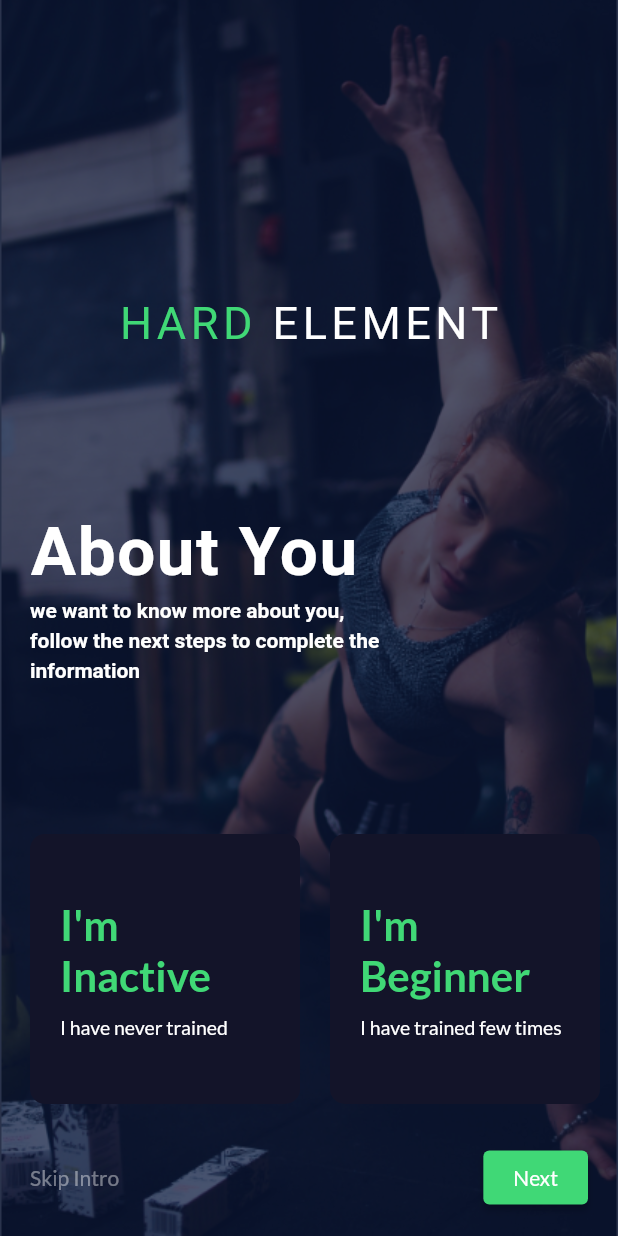
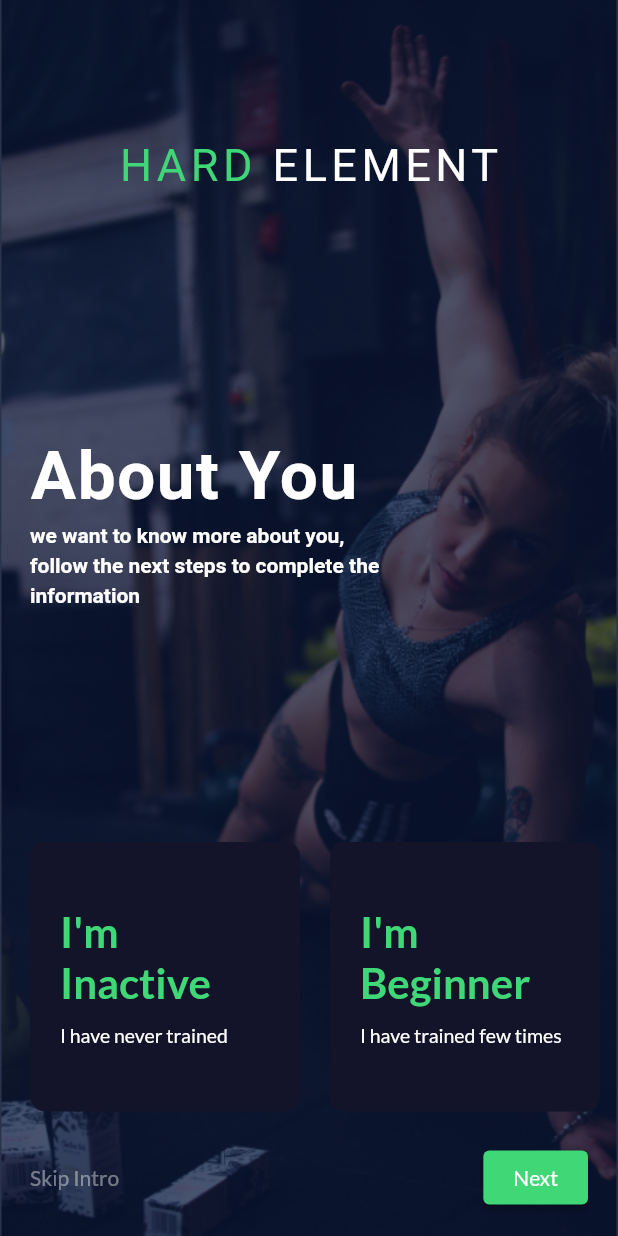
Before and after one commit to anasfik/work-out-mobile-app, a Flutter app: the screen it shows after launch, after a tap on "Get Started", on a phone screen of 412 x 824 dp. Run offline on Flutter 3.47's test engine with Material 2 defaults, Android fonts, the phone set to English and light mode, and no system bars; drawn by our look-alikes of delayed_display; our stand-ins replace cloud_firestore, firebase_auth, firebase_core, firebase_storage, flutter_spinkit, get and 2 more; accounts and stored records are empty.

Commit message:
Refactored, replaced the hardcoded sizingBox

```diff
--- a/lib/inAppData/showDelayController.dart
+++ b/lib/inAppData/showDelayController.dart
@@ -4,7 +4,7 @@ class DelayHelper {
     this.differenceBetweenDelays = 100,
   });
   int initialDelay, differenceBetweenDelays;
-  static int order = 0;
+  int order = 0;
   Duration getDelayDuration() {
     return Duration(
       milliseconds: initialDelay + (differenceBetweenDelays * order++),
--- a/lib/main.dart
+++ b/lib/main.dart
@@ -1,5 +1,3 @@
-import 'package:device_preview/device_preview.dart';
-import 'package:flutter/foundation.dart';
 import "package:flutter/material.dart";
 import 'package:flutter/services.dart';
 import 'package:get/get.dart';
@@ -31,12 +29,7 @@ void main() async {
   Get.put<NewAuthStateChangeListener>(NewAuthStateChangeListener());
 
 //
-  runApp(
-    DevicePreview(
-      enabled: !kReleaseMode,
-      builder: (context) => const WorkoutApp(), // Wrap your app
-    ),
-  );
+  runApp(const WorkoutApp());
 }
 
 class WorkoutApp extends StatelessWidget {
@@ -45,8 +38,6 @@ class WorkoutApp extends StatelessWidget {
   @override
   Widget build(BuildContext context) {
     return GetMaterialApp(
-      locale: DevicePreview.locale(context),
-
       defaultTransition: Transition.native,
       theme: ThemeData(
         textTheme: GoogleFonts.latoTextTheme(
--- a/lib/view/screens/Get started/GetStartedPage.dart
+++ b/lib/view/screens/Get started/GetStartedPage.dart
@@ -6,14 +6,19 @@ import 'package:work_out/inAppData/text.dart';
 import 'package:work_out/view/screens/auth/SignUpPage.dart';
 import '../../../controller/functionsController.dart';
 import '../../../inAppData/getStarted/getStartedData.dart';
+import '../../../inAppData/showDelayController.dart';
 import '../../components/general componenets/mainScreenTitle.dart';
 import '../../components/general componenets/titleWithDescription.dart';
 import 'componenets/GetStartedCard.dart';
 
 class GetStartedPage extends StatelessWidget {
   GetStartedPage({Key? key}) : super(key: key);
-  // depen. injection
+
+  // Dependency injection
   final FunctionsController controller = Get.put(FunctionsController());
+
+  //
+  final delayHelper = DelayHelper();
 
   @override
   Widget build(BuildContext context) {
@@ -32,41 +37,53 @@ class GetStartedPage extends StatelessWidget {
             color: const Color(0xff0B183C).withOpacity(0.69),
             width: double.infinity,
             child: Container(
-              margin: const EdgeInsets.only(
-                  left: 20, top: 15, bottom: 15, right: 0),
+              margin: const EdgeInsets.symmetric(
+                vertical: 15,
+              ),
               child: Column(
                 mainAxisAlignment: MainAxisAlignment.end,
                 children: [
-                  Container(
-                    margin: const EdgeInsets.only(right: 20),
-                    child: DelayedDisplay(
-                      delay: Duration(milliseconds: controller.delay + 100),
+                  const Spacer(),
+                  DelayedDisplay(
+                    delay: delayHelper.getDelayDuration(),
                     child: MainScreenTitle(
                       mainWord: AppTexts.firstMainWord,
-                          secondaryWord: AppTexts.secondaryMainWord),
+                      secondaryWord: AppTexts.secondaryMainWord,
                     ),
                   ),
-                  const SizedBox(height: 100),
-                  DelayedDisplay(
-                    delay: Duration(milliseconds: controller.delay + 200),
+                  const Spacer(
+                    flex: 2,
+                  ),
+                  Container(
+                    margin: const EdgeInsets.only(left: 20),
+                    child: DelayedDisplay(
+                      delay: delayHelper.getDelayDuration(),
                       child: TitleWithDescription(
                         title: controller.capitalize(AppTexts.aboutYou),
                         description: AppTexts.getStartedDescription,
                       ),
                     ),
-                  const SizedBox(height: 100),
-                  SingleChildScrollView(
-                    physics: const BouncingScrollPhysics(),
+                  ),
+                  const Spacer(
+                    flex: 2,
+                  ),
+                  Theme(
+                    data: Theme.of(context).copyWith(
+                      colorScheme: ColorScheme.fromSwatch()
+                          .copyWith(secondary: Colors.white),
+                    ),
+                    child: SingleChildScrollView(
+                      physics: const ClampingScrollPhysics(),
                       scrollDirection: Axis.horizontal,
+                      child: Container(
+                        padding: const EdgeInsets.only(left: 20),
                         child: Wrap(
                           direction: Axis.horizontal,
                           children: [
                             ...List.generate(
                               cardsList.length,
                               (i) => DelayedDisplay(
-                            delay: Duration(
-                                milliseconds:
-                                    controller.delay + 300 + 100 * (i + 1)),
+                                delay: delayHelper.getDelayDuration(),
                                 child: GetStartedCard(
                                   text: cardsList[i]["title"],
                                   description: cardsList[i]["description"],
@@ -76,13 +93,15 @@ class GetStartedPage extends StatelessWidget {
                           ],
                         ),
                       ),
+                    ),
+                  ),
                   const SizedBox(
-                    height: 25,
+                    height: 20,
                   ),
                   Container(
-                    margin: const EdgeInsets.only(right: 20),
+                    margin: const EdgeInsets.symmetric(horizontal: 20),
                     child: DelayedDisplay(
-                      delay: Duration(milliseconds: controller.delay + 300),
+                      delay: delayHelper.getDelayDuration(),
                       child: Row(
                         crossAxisAlignment: CrossAxisAlignment.center,
                         mainAxisAlignment: MainAxisAlignment.spaceBetween,
--- a/lib/view/screens/welcome/welcomePage.dart
+++ b/lib/view/screens/welcome/welcomePage.dart
@@ -16,7 +16,10 @@ import '../auth/loginPage.dart';
 class WelcomePage extends StatelessWidget {
   WelcomePage({Key? key}) : super(key: key);
 
+  // Dependency injection
   final FunctionsController controller = Get.put(FunctionsController());
+
+  //
   final delayHelper = DelayHelper();
   @override
   Widget build(BuildContext context) {
```
Lines whose indentation alone changed are shown as unchanged.
